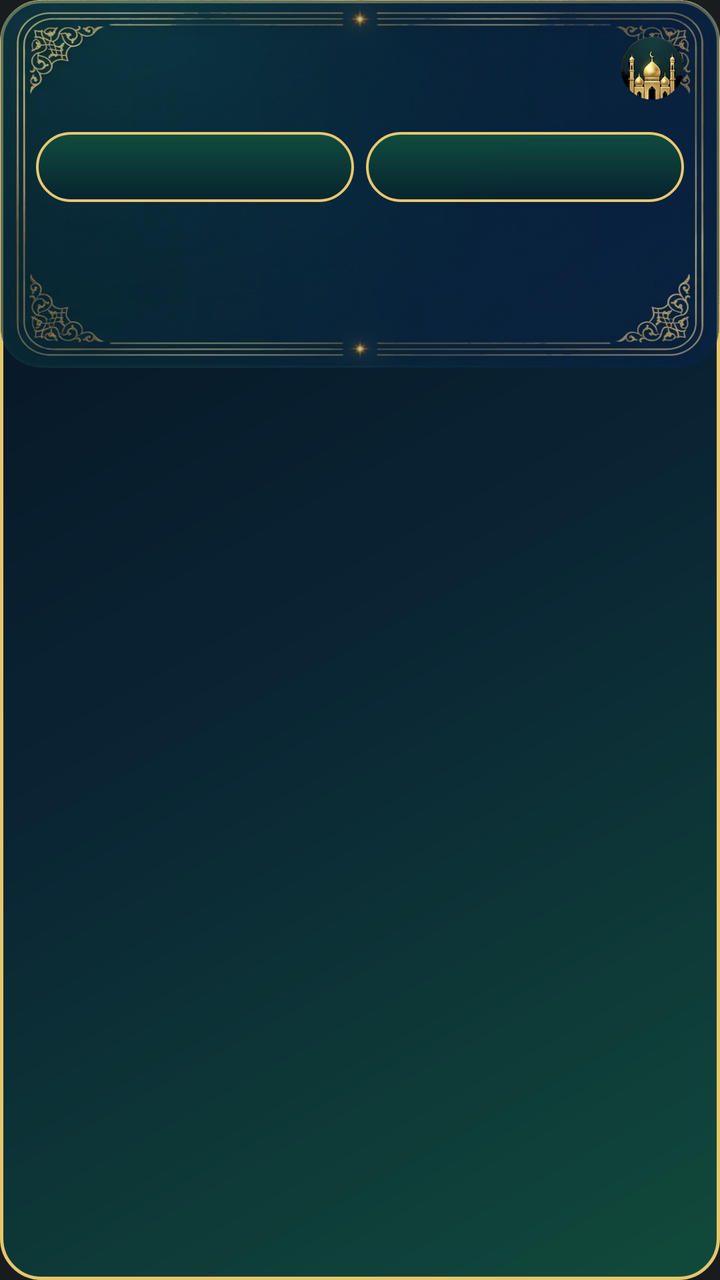
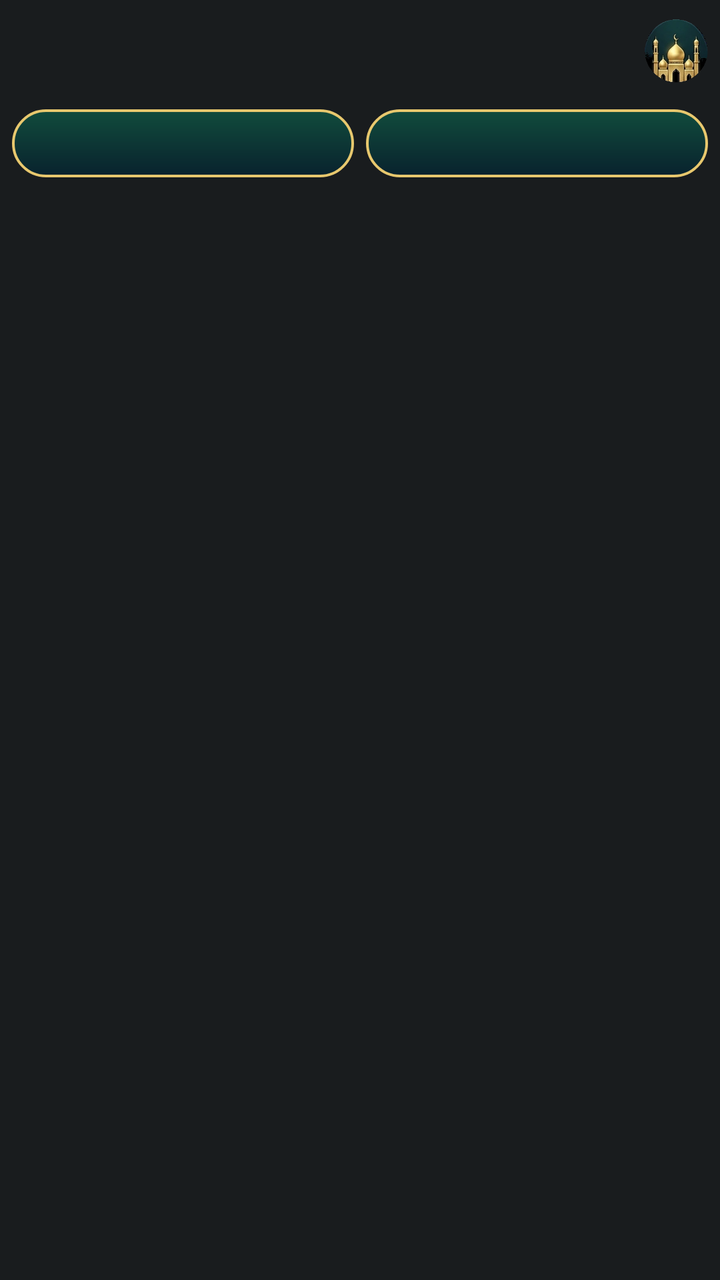

Two renders of the same Android screen: before a commit and after it. Below are the layout's source before the change and the commit's diff.
<!-- AndroidManifest.xml: application theme android:Theme.DeviceDefault.NoActionBar -->
<!-- res/layout/notif_sakina_lifecycle_stage.xml -->
<?xml version="1.0" encoding="utf-8"?>
<FrameLayout xmlns:android="http://schemas.android.com/apk/res/android"
    android:layout_width="match_parent"
    android:layout_height="wrap_content"
    android:background="@drawable/bg_notif_glass_card"
    android:layoutDirection="rtl">

    <ImageView
        android:id="@+id/iv_stage_backdrop"
        android:layout_width="match_parent"
        android:layout_height="184dp"
        android:scaleType="centerCrop"
        android:contentDescription="@null" />

    <ImageView
        android:layout_width="match_parent"
        android:layout_height="184dp"
        android:scaleType="fitXY"
        android:alpha="0.72"
        android:src="@drawable/bg_glass_gold_card"
        android:contentDescription="@null" />

    <LinearLayout
        android:layout_width="match_parent"
        android:layout_height="wrap_content"
        android:orientation="vertical"
        android:paddingStart="18dp"
        android:paddingEnd="18dp"
        android:paddingTop="14dp"
        android:paddingBottom="14dp">

        <LinearLayout
            android:layout_width="match_parent"
            android:layout_height="wrap_content"
            android:gravity="center_vertical"
            android:orientation="horizontal">

            <ImageView
                android:layout_width="32dp"
                android:layout_height="32dp"
                android:layout_marginEnd="10dp"
                android:scaleType="centerCrop"
                android:src="@drawable/ic_3d_mosque"
                android:contentDescription="@null" />

            <LinearLayout
                android:layout_width="0dp"
                android:layout_height="wrap_content"
                android:layout_weight="1"
                android:orientation="vertical">

                <TextView
                    android:id="@+id/tv_stage_title"
                    android:layout_width="match_parent"
                    android:layout_height="wrap_content"
                    android:textColor="#FFF7E7B4"
                    android:textSize="16sp"
                    android:textStyle="bold" />

                <TextView
                    android:id="@+id/tv_stage_subtitle"
                    android:layout_width="match_parent"
                    android:layout_height="wrap_content"
                    android:layout_marginTop="2dp"
                    android:textColor="#DDFAF6EC"
                    android:textSize="12sp" />
            </LinearLayout>
        </LinearLayout>

        <TextView
            android:id="@+id/tv_stage_parchment_dhikr"
            android:layout_width="match_parent"
            android:layout_height="wrap_content"
            android:layout_marginTop="10dp"
            android:background="@drawable/bg_notif_parchment_ribbon"
            android:gravity="center"
            android:paddingStart="12dp"
            android:paddingEnd="12dp"
            android:paddingTop="8dp"
            android:paddingBottom="8dp"
            android:textColor="#FF0F1E36"
            android:textSize="13sp"
            android:textStyle="bold"
            android:visibility="gone" />

        <LinearLayout
            android:layout_width="match_parent"
            android:layout_height="wrap_content"
            android:layout_marginTop="12dp"
            android:orientation="horizontal">

            <TextView
                android:id="@+id/btn_stage_primary"
                android:layout_width="0dp"
                android:layout_height="35dp"
                android:layout_weight="1"
                android:layout_marginEnd="6dp"
                android:background="@drawable/bg_notif_gold_pill"
                android:gravity="center"
                android:textColor="#FFF7E7B4"
                android:textSize="12sp"
                android:textStyle="bold" />

            <TextView
                android:id="@+id/btn_stage_secondary"
                android:layout_width="0dp"
                android:layout_height="35dp"
                android:layout_weight="1"
                android:background="@drawable/bg_notif_gold_pill"
                android:gravity="center"
                android:textColor="#FFF7E7B4"
                android:textSize="12sp"
                android:textStyle="bold" />

            <TextView
                android:id="@+id/btn_stage_tertiary"
                android:layout_width="0dp"
                android:layout_height="35dp"
                android:layout_weight="1"
                android:layout_marginStart="6dp"
                android:background="@drawable/bg_notif_gold_pill"
                android:gravity="center"
                android:textColor="#FFF7E7B4"
                android:textSize="12sp"
                android:textStyle="bold"
                android:visibility="gone" />
        </LinearLayout>
    </LinearLayout>
</FrameLayout>
<!-- resources referenced by this layout -->
<resources>
  <!-- drawable bg_glass_gold_card: webp bitmap (drawable, 40532 bytes) -->
  <!-- drawable bg_notif_glass_card (drawable) -->
  <?xml version="1.0" encoding="utf-8"?>
  <shape xmlns:android="http://schemas.android.com/apk/res/android" android:shape="rectangle">
      <gradient
          android:angle="135"
          android:startColor="#FA104B3B"
          android:centerColor="#FA092434"
          android:endColor="#FF05101F" />
      <stroke android:width="1.6dp" android:color="#FFE6C66A" />
      <corners android:radius="20dp" />
  </shape>
  <!-- drawable bg_notif_gold_pill (drawable) -->
  <?xml version="1.0" encoding="utf-8"?>
  <shape xmlns:android="http://schemas.android.com/apk/res/android" android:shape="rectangle">
      <gradient
          android:angle="270"
          android:startColor="#F0104E3E"
          android:endColor="#F007222E" />
      <stroke android:width="1.3dp" android:color="#FFE8C86E" />
      <corners android:radius="50dp" />
  </shape>
  <!-- drawable bg_notif_parchment_ribbon (drawable) -->
  <?xml version="1.0" encoding="utf-8"?>
  <shape xmlns:android="http://schemas.android.com/apk/res/android" android:shape="rectangle">
      <solid android:color="#FFFAF6EC" />
      <stroke android:width="1.2dp" android:color="#FFD4AF37" />
      <corners android:radius="14dp" />
  </shape>
  <!-- drawable ic_3d_mosque: webp bitmap (drawable, 6246 bytes) -->
</resources>

<!-- the commit's change to res/layout/notif_sakina_lifecycle_stage.xml (unified diff, before → after) -->
@@ -2,32 +2,24 @@
 <FrameLayout xmlns:android="http://schemas.android.com/apk/res/android"
     android:layout_width="match_parent"
     android:layout_height="wrap_content"
-    android:background="@drawable/bg_notif_glass_card"
+    android:background="@android:color/transparent"
     android:layoutDirection="rtl">
 
     <ImageView
         android:id="@+id/iv_stage_backdrop"
-        android:layout_width="match_parent"
-        android:layout_height="184dp"
-        android:scaleType="centerCrop"
-        android:contentDescription="@null" />
-
-    <ImageView
-        android:layout_width="match_parent"
-        android:layout_height="184dp"
-        android:scaleType="fitXY"
-        android:alpha="0.72"
-        android:src="@drawable/bg_glass_gold_card"
+        android:layout_width="1dp"
+        android:layout_height="1dp"
+        android:visibility="gone"
         android:contentDescription="@null" />
 
     <LinearLayout
         android:layout_width="match_parent"
         android:layout_height="wrap_content"
         android:orientation="vertical"
-        android:paddingStart="18dp"
-        android:paddingEnd="18dp"
-        android:paddingTop="14dp"
-        android:paddingBottom="14dp">
+        android:paddingStart="6dp"
+        android:paddingEnd="6dp"
+        android:paddingTop="6dp"
+        android:paddingBottom="6dp">
 
         <LinearLayout
             android:layout_width="match_parent"
@@ -38,7 +30,7 @@
             <ImageView
                 android:layout_width="32dp"
                 android:layout_height="32dp"
-                android:layout_marginEnd="10dp"
+                android:layout_marginEnd="8dp"
                 android:scaleType="centerCrop"
                 android:src="@drawable/ic_3d_mosque"
                 android:contentDescription="@null" />
@@ -53,8 +45,8 @@
                     android:id="@+id/tv_stage_title"
                     android:layout_width="match_parent"
                     android:layout_height="wrap_content"
-                    android:textColor="#FFF7E7B4"
-                    android:textSize="16sp"
+                    android:textColor="#FFF2DAA4"
+                    android:textSize="15.5sp"
                     android:textStyle="bold" />
 
                 <TextView
@@ -63,7 +55,7 @@
                     android:layout_height="wrap_content"
                     android:layout_marginTop="2dp"
                     android:textColor="#DDFAF6EC"
-                    android:textSize="12sp" />
+                    android:textSize="11.5sp" />
             </LinearLayout>
         </LinearLayout>
 
@@ -71,56 +63,56 @@
             android:id="@+id/tv_stage_parchment_dhikr"
             android:layout_width="match_parent"
             android:layout_height="wrap_content"
-            android:layout_marginTop="10dp"
-            android:background="@drawable/bg_notif_parchment_ribbon"
+            android:layout_marginTop="8dp"
+            android:background="@drawable/bg_notif_gold_pill"
             android:gravity="center"
             android:paddingStart="12dp"
             android:paddingEnd="12dp"
-            android:paddingTop="8dp"
-            android:paddingBottom="8dp"
-            android:textColor="#FF0F1E36"
-            android:textSize="13sp"
+            android:paddingTop="7dp"
+            android:paddingBottom="7dp"
+            android:textColor="#FFF2DAA4"
+            android:textSize="12sp"
             android:textStyle="bold"
             android:visibility="gone" />
 
         <LinearLayout
             android:layout_width="match_parent"
             android:layout_height="wrap_content"
-            android:layout_marginTop="12dp"
+            android:layout_marginTop="10dp"
             android:orientation="horizontal">
 
             <TextView
                 android:id="@+id/btn_stage_primary"
                 android:layout_width="0dp"
-                android:layout_height="35dp"
+                android:layout_height="34dp"
                 android:layout_weight="1"
                 android:layout_marginEnd="6dp"
                 android:background="@drawable/bg_notif_gold_pill"
                 android:gravity="center"
-                android:textColor="#FFF7E7B4"
+                android:textColor="#FFF2DAA4"
                 android:textSize="12sp"
                 android:textStyle="bold" />
 
             <TextView
                 android:id="@+id/btn_stage_secondary"
                 android:layout_width="0dp"
-                android:layout_height="35dp"
+                android:layout_height="34dp"
                 android:layout_weight="1"
                 android:background="@drawable/bg_notif_gold_pill"
                 android:gravity="center"
-                android:textColor="#FFF7E7B4"
+                android:textColor="#FFF2DAA4"
                 android:textSize="12sp"
                 android:textStyle="bold" />
 
             <TextView
                 android:id="@+id/btn_stage_tertiary"
                 android:layout_width="0dp"
-                android:layout_height="35dp"
+                android:layout_height="34dp"
                 android:layout_weight="1"
                 android:layout_marginStart="6dp"
                 android:background="@drawable/bg_notif_gold_pill"
                 android:gravity="center"
-                android:textColor="#FFF7E7B4"
+                android:textColor="#FFF2DAA4"
                 android:textSize="12sp"
                 android:textStyle="bold"
                 android:visibility="gone" />
<!-- resource entries referenced after the edit -->
@@ -1,17 +1,5 @@
 <!-- resources referenced by this layout -->
 <resources>
-  <!-- drawable bg_glass_gold_card: webp bitmap (drawable, 40532 bytes) -->
-  <!-- drawable bg_notif_glass_card (drawable) -->
-  <?xml version="1.0" encoding="utf-8"?>
-  <shape xmlns:android="http://schemas.android.com/apk/res/android" android:shape="rectangle">
-      <gradient
-          android:angle="135"
-          android:startColor="#FA104B3B"
-          android:centerColor="#FA092434"
-          android:endColor="#FF05101F" />
-      <stroke android:width="1.6dp" android:color="#FFE6C66A" />
-      <corners android:radius="20dp" />
-  </shape>
   <!-- drawable bg_notif_gold_pill (drawable) -->
   <?xml version="1.0" encoding="utf-8"?>
   <shape xmlns:android="http://schemas.android.com/apk/res/android" android:shape="rectangle">
@@ -22,13 +10,6 @@
       <stroke android:width="1.3dp" android:color="#FFE8C86E" />
       <corners android:radius="50dp" />
   </shape>
-  <!-- drawable bg_notif_parchment_ribbon (drawable) -->
-  <?xml version="1.0" encoding="utf-8"?>
-  <shape xmlns:android="http://schemas.android.com/apk/res/android" android:shape="rectangle">
-      <solid android:color="#FFFAF6EC" />
-      <stroke android:width="1.2dp" android:color="#FFD4AF37" />
-      <corners android:radius="14dp" />
-  </shape>
   <!-- drawable ic_3d_mosque: webp bitmap (drawable, 6246 bytes) -->
 </resources>
 
